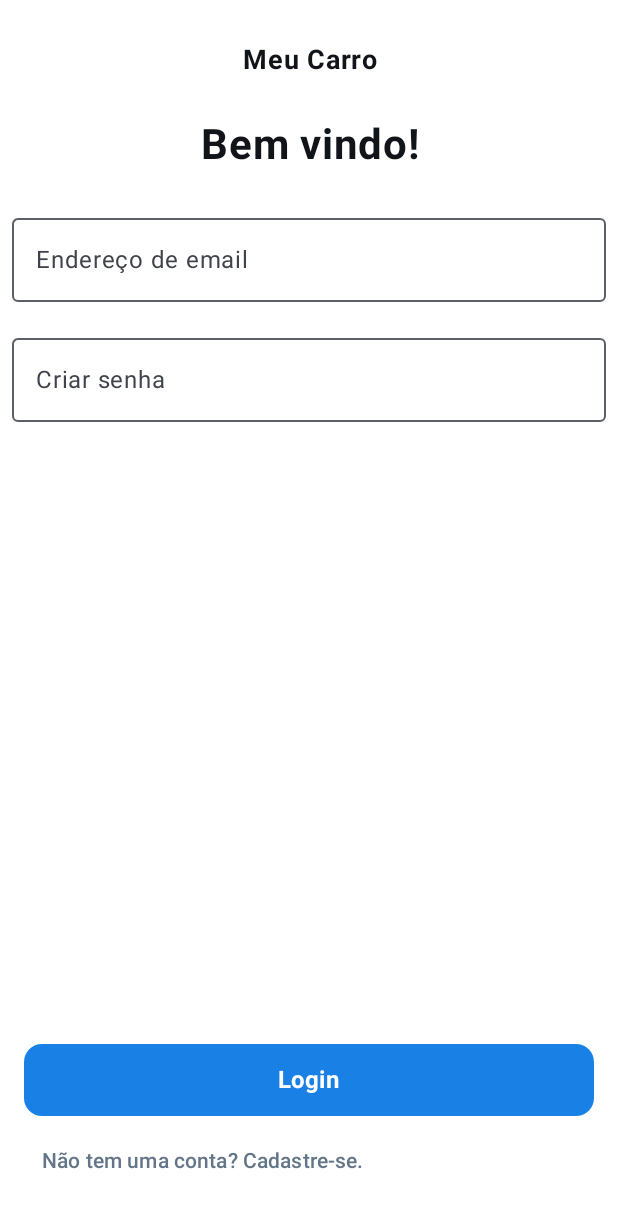
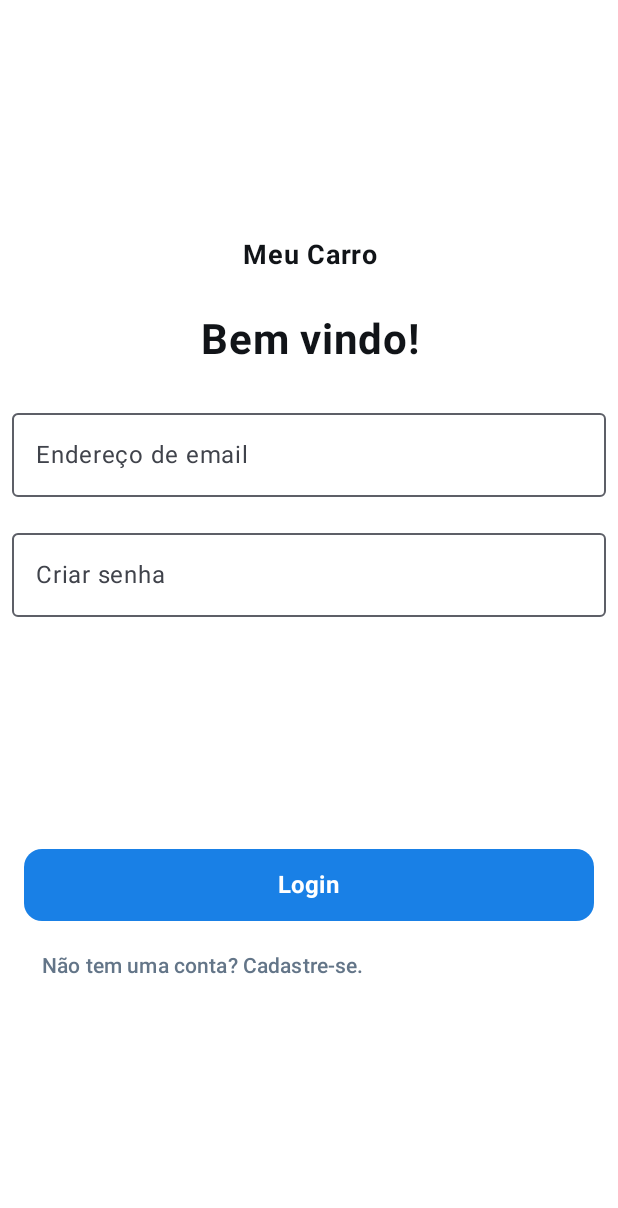
Before and after one commit to katharianabrahel/meu-carro, an Android app built with Jetpack Compose: the LoginScreen screen opened through its navigation route, after a tap on "Login", on a phone screen of 412 x 824 dp. Shown: the top 1208 px of the screen. Run offline under Robolectric (Android 15) with nearby library versions, the phone set to English and light mode, and no system bars.

Commit message:
ajuste na URL e ajuste no layout

```diff
--- a/app/src/main/java/com/example/meucarro/services/http/RetrofitClient.kt
+++ b/app/src/main/java/com/example/meucarro/services/http/RetrofitClient.kt
@@ -4,7 +4,7 @@ import retrofit2.Retrofit
 import retrofit2.converter.gson.GsonConverterFactory
 
 object RetrofitClient {
-    private const val BASE_URL = "http://api.meucarro.srv603687.hstgr.cloud/"
+    private const val BASE_URL = "https://api.meucarro.srv603687.hstgr.cloud/"
 
     val instance: ApiService by lazy {
         val retrofit = Retrofit.Builder()
--- a/app/src/main/java/com/example/meucarro/ui/screens/LoginScreen.kt
+++ b/app/src/main/java/com/example/meucarro/ui/screens/LoginScreen.kt
@@ -75,7 +75,7 @@ fun LoginScreen(onSignUpClick: () -> Unit) {
             .fillMaxSize()
             .background(Color.White)
             .padding(vertical = 16.dp),
-        verticalArrangement = Arrangement.SpaceBetween
+        verticalArrangement = Arrangement.SpaceEvenly
     ) {
         Column(horizontalAlignment = Alignment.CenterHorizontally) {
             // TopBar
--- a/app/src/main/java/com/example/meucarro/ui/screens/SignUpScreen.kt
+++ b/app/src/main/java/com/example/meucarro/ui/screens/SignUpScreen.kt
@@ -76,7 +76,7 @@ fun SignUpScreen(onSignUpSuccess: () -> Unit) {
                 .padding(paddingValues)
                 .background(Color.White)
                 .padding(vertical = 16.dp),
-            verticalArrangement = Arrangement.SpaceBetween
+            verticalArrangement = Arrangement.SpaceEvenly
         ) {
             Column(horizontalAlignment = Alignment.CenterHorizontally) {
                 // TopBar
```
